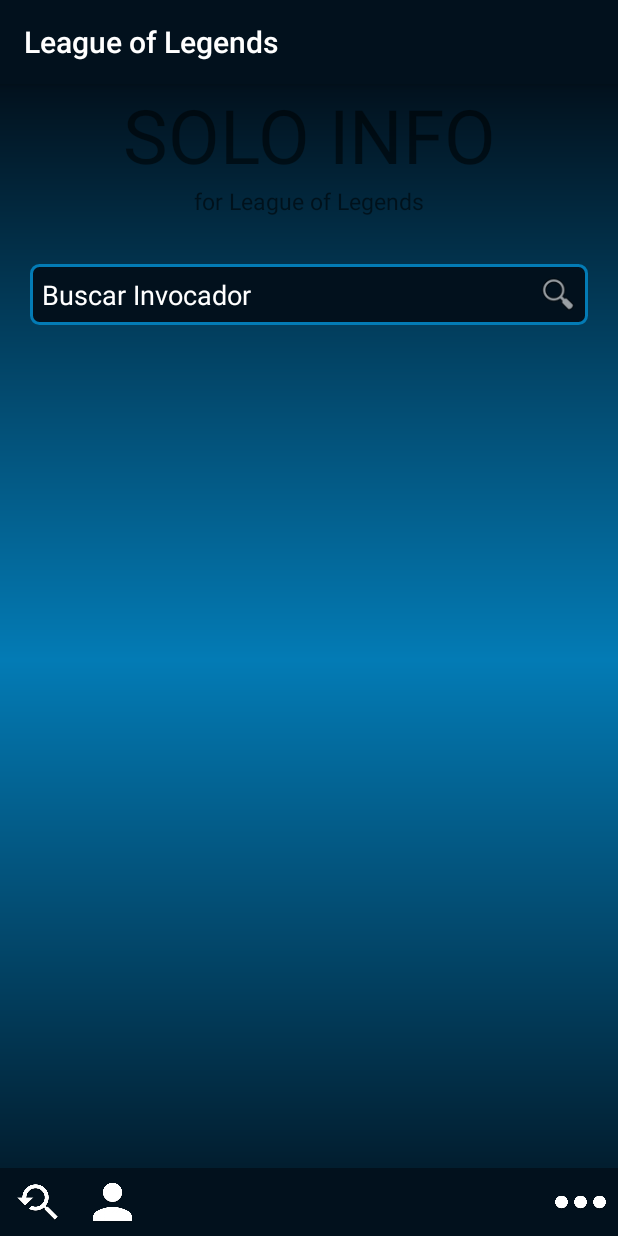
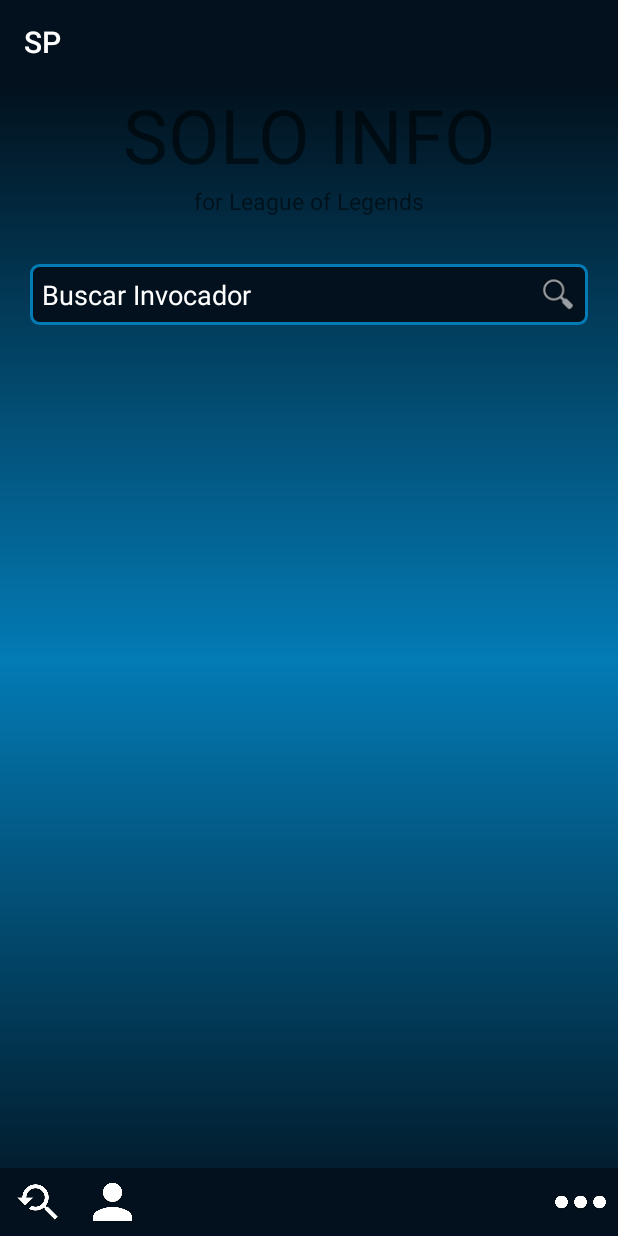
Before and after one commit to edwin19888/MySummonerV1, an Android app: the PrincipalActivity screen opened directly, with no data from a screen before it, on a phone screen of 412 x 824 dp. Run offline under Robolectric (Android 15) with nearby library versions, the phone set to English and light mode, and no system bars; our stand-ins replace Volley.

Commit message:
Actualizado - 16/02/2018 - 06:15pm

```diff
--- a/app/src/main/java/com/webin/mysummonerv1/request/ApiRequest.java
+++ b/app/src/main/java/com/webin/mysummonerv1/request/ApiRequest.java
@@ -43,7 +43,7 @@ public class ApiRequest {
 
     private RequestQueue queue;
     private Context context;
-    private static final String API_KEY = "RGAPI-db08ca81-5346-4d01-9f07-6c6391bcc959";
+    private static final String API_KEY = "RGAPI-1b98f941-5123-4374-bda5-6f4136060f71";
     private String region;
     private ArrayList<Matches> arrayListMatches = new ArrayList<>();
 
--- a/app/src/main/res/layout/champion_row.xml
+++ b/app/src/main/res/layout/champion_row.xml
@@ -15,6 +15,7 @@
         android:layout_width="80dp"
         android:layout_height="wrap_content"
         android:textSize="12sp"
+        android:textColor="#FFFFFF"
         android:gravity="center_horizontal"
         android:layout_alignBottom="@+id/iv_champ"
         android:background="#b0000000"
--- a/app/src/main/res/values/strings.xml
+++ b/app/src/main/res/values/strings.xml
@@ -1,5 +1,5 @@
 <resources>
-    <string name="app_name">League of Legends</string>
+    <string name="app_name">SP</string>
     <string name="aceptar">Aceptar</string>
     <string name="cancelar">Cancelar</string>
     <string name="str_btn_choose">Choose Android</string>
```
Also changed, not shown: app/src/main/ic_launcher-web.png (added), app/src/main/res/mipmap-hdpi/ic_launcher.png, app/src/main/res/mipmap-mdpi/ic_launcher.png, app/src/main/res/mipmap-xhdpi/ic_launcher.png, app/src/main/res/mipmap-xxhdpi/ic_launcher.png, app/src/main/res/mipmap-xxxhdpi/ic_launcher.png.
